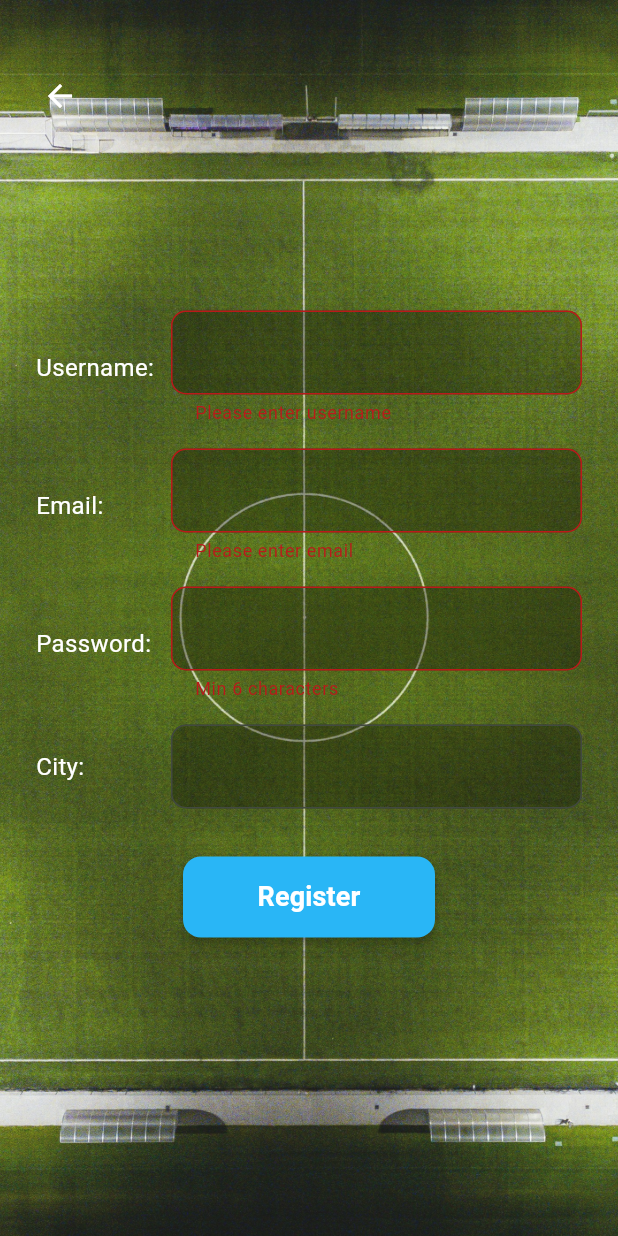
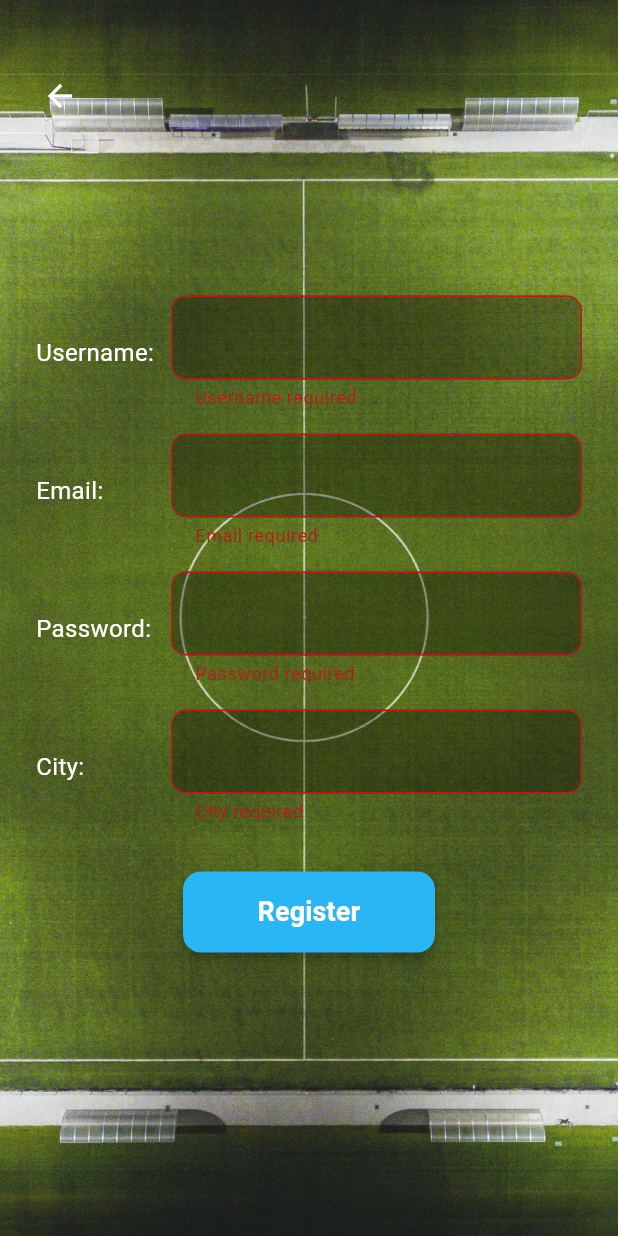
Before and after one commit to 24luca24/Find-The-Pitch, a Flutter app: the RegisterScreen screen opened directly, after a tap on "Register", on a phone screen of 412 x 824 dp. Run offline on Flutter 3.47's test engine with Material 3 defaults, Android fonts, the phone set to English and light mode, and no system bars; our stand-ins replace logger, shared_preferences; accounts and stored records are empty.

Commit message:
add autocomplete field for registration form

```diff
--- a/frontend/lib/design/login_design.dart
+++ b/frontend/lib/design/login_design.dart
@@ -64,7 +64,7 @@ class LoginDesign extends StatelessWidget {
                         "Password", passwordController,
                         obscure: true,
                         validator: (val) {
-                          if (val == null || val.length < 6) return "Min 6 characters";
+                          if (val == null || val.length < 8) return "Min 8 characters";
                           return null;
                         }),
                     const SizedBox(height: 24),
--- a/frontend/lib/design/registration_design.dart
+++ b/frontend/lib/design/registration_design.dart
@@ -9,8 +9,14 @@ class RegistrationDesign extends StatelessWidget {
   final TextEditingController emailController;
   final TextEditingController passwordController;
   final TextEditingController cityController;
-  final GlobalKey<FormState> formKey;
   final bool isLoading;
+
+  final String? Function(String?) usernameValidator;
+  final String? Function(String?) emailValidator;
+  final String? Function(String?) passwordValidator;
+  final String? Function(String?) cityValidator;
+
+  final Widget? customCityField;
 
   const RegistrationDesign({
     super.key,
@@ -20,8 +26,12 @@ class RegistrationDesign extends StatelessWidget {
     required this.emailController,
     required this.passwordController,
     required this.cityController,
-    required this.formKey,
     required this.isLoading,
+    required this.usernameValidator,
+    required this.passwordValidator,
+    required this.cityValidator,
+    required this.emailValidator,
+    required this.customCityField,
   });
 
   @override
@@ -49,44 +59,30 @@ class RegistrationDesign extends StatelessWidget {
           ),
         ),
 
-        // Form content
+        // Form content (no longer wraps Form here)
         Center(
           child: SingleChildScrollView(
             padding: const EdgeInsets.symmetric(horizontal: 24),
-            child: Form(
-              key: formKey,
             child: ConstrainedBox(
               constraints: const BoxConstraints(maxWidth: 400),
               child: Column(
                 mainAxisSize: MainAxisSize.min,
                 children: [
-                    _buildLabeledField("Username", usernameController, validator: (val) {
-                      if (val == null || val.isEmpty) return "Please enter username";
-                      return null;
-                    }),
-                    _buildLabeledField("Email", emailController, validator: (val) {
-                      if (val == null || val.isEmpty) return "Please enter email";
-                      return null;
-                    }),
-                    _buildLabeledField("Password", passwordController,
-                        obscure: true,
-                        validator: (val) {
-                          if (val == null || val.length < 6) return "Min 6 characters";
-                          return null;
-                        }),
-                    _buildLabeledField("City", cityController),
+                  _buildLabeledField("Username", usernameController, validator: usernameValidator),
+                  _buildLabeledField("Email", emailController, validator: emailValidator),
+                  _buildLabeledField("Password", passwordController, obscure: true, validator: passwordValidator),
+                  customCityField ?? _buildLabeledField("City", cityController, validator: cityValidator),
                   const SizedBox(height: 24),
                   isLoading
                       ? const CircularProgressIndicator()
                       : SizedBox(
-                      width: 200, // Narrower button
+                    width: 200,
                     child: PrimaryButton(
                       text: "Register",
                       onPressed: onRegisterPressed,
                     ),
                   ),
                 ],
-                ),
               ),
             ),
           ),
@@ -118,6 +114,7 @@ class RegistrationDesign extends StatelessWidget {
               controller: controller,
               obscureText: obscure,
               validator: validator,
+              autovalidateMode: AutovalidateMode.onUserInteraction,
               style: const TextStyle(color: Colors.white),
               decoration: InputDecoration(
                 filled: true,
--- a/frontend/lib/screens/login_screen.dart
+++ b/frontend/lib/screens/login_screen.dart
@@ -36,7 +36,7 @@ class _LoginScreenState extends State<LoginScreen> {
         );
       } else {
         ScaffoldMessenger.of(context).showSnackBar(
-          const SnackBar(content: Text("Registration failed.")),
+          const SnackBar(content: Text("Login failed.")),
         );
       }
     }
--- a/frontend/lib/screens/register_screen.dart
+++ b/frontend/lib/screens/register_screen.dart
@@ -1,7 +1,9 @@
 import 'package:flutter/material.dart';
 import 'package:frontend/services/auth_service.dart';
+import 'package:http/http.dart' as http;
 import '../design/registration_design.dart';
 import 'login_screen.dart';
+import 'dart:async';
 
 class RegisterScreen extends StatefulWidget {
   const RegisterScreen({super.key});
@@ -17,13 +19,30 @@ class _RegisterScreenState extends State<RegisterScreen> {
   final _emailController = TextEditingController();
   final _passwordController = TextEditingController();
   final _cityController = TextEditingController();
+  late final TextEditingController _autocompleteCityController;
+
 
   bool isLoading = false;
+  bool usernameAvailable = true;
+
+  Timer? _debounce;
+
+  // Regex-based validators
+  bool isValidPassword(String password) {
+    final regex = RegExp(r'^(?=.*[A-Z])(?=.*[^A-Za-z\d])[A-Za-z\d\S]{8,}$');
+    return regex.hasMatch(password);
+  }
+
+  bool isValidEmail(String email) {
+    final regex = RegExp(r'^[\w\.-]+@[\w\.-]+\.\w+$');
+    return regex.hasMatch(email);
+  }
 
   void _register() async {
     if (_formKey.currentState!.validate()) {
       setState(() => isLoading = true);
 
+      try {
         bool success = await AuthService.register(
           username: _usernameController.text,
           email: _emailController.text,
@@ -31,33 +50,167 @@ class _RegisterScreenState extends State<RegisterScreen> {
           city: _cityController.text,
         );
 
-      setState(() => isLoading = false);
-
         if (success) {
           Navigator.pushReplacement(
             context,
             MaterialPageRoute(builder: (_) => const LoginScreen()),
           );
-      } else {
+        }
+      } catch (e) {
         ScaffoldMessenger.of(context).showSnackBar(
-          const SnackBar(content: Text("Registration failed.")),
+          SnackBar(content: Text(e.toString())),
+        );
+      } finally {
+        setState(() => isLoading = false);
+      }
+    }
+  }
+
+  String? _validateUsername(String? value) {
+    if (value == null || value.isEmpty) return 'Username required';
+    if (!usernameAvailable) return 'Username already taken';
+    return null;
+  }
+
+  String? _validateEmail(String? value) {
+    if (value == null || value.isEmpty) return 'Email required';
+    return isValidEmail(value) ? null : 'Invalid email format';
+  }
+
+  String? _validatePassword(String? value) {
+    if (value == null || value.isEmpty) return 'Password required';
+    return isValidPassword(value)
+        ? null
+        : 'Min 8 chars, 1 uppercase, 1 special char';
+  }
+
+  String? _validateCity(String? value) {
+    if (value == null || value.isEmpty) return 'City required';
+    return null;
+  }
+
+  @override
+  void initState() {
+    super.initState();
+    _autocompleteCityController = TextEditingController(text: _cityController.text);
+    _autocompleteCityController.addListener((){
+      _cityController.text = _autocompleteCityController.text;
+    });
+
+    _usernameController.addListener(() {
+      // Trigger immediate validation for the username field (to clear old errors while waiting)
+      _formKey.currentState?.validate();
+
+      if (_debounce?.isActive ?? false) _debounce!.cancel();
+      _debounce = Timer(const Duration(milliseconds: 500), () {
+        _checkUsernameAsync();
+      });
+    });
+  }
+
+  Future<void> _checkUsernameAsync() async {
+    final name = _usernameController.text;
+    if (name.isNotEmpty) {
+      final available = await AuthService.checkUsernameAvailable(name);
+      if (mounted) {
+        setState(() => usernameAvailable = available);
+
+        //Trigger form validation to show errors
+        _formKey.currentState?.validate();
+      }
+    }
+  }
+
+  Widget _buildAutocompleteCityField() {
+    return Padding(
+      padding: const EdgeInsets.symmetric(vertical: 8),
+      child: Row(
+        crossAxisAlignment: CrossAxisAlignment.center,
+        children: [
+          const SizedBox(
+            width: 90,
+            child: Text(
+              "City:",
+              style: TextStyle(color: Colors.white, fontSize: 16),
+            ),
+          ),
+          Expanded(
+            child: Autocomplete<String>(
+              optionsBuilder: (TextEditingValue textEditingValue) async {
+                if (textEditingValue.text.isEmpty) {
+                  return const Iterable<String>.empty();
+                }
+                return await AuthService.fetchCitySuggestions(textEditingValue.text);
+              },
+              onSelected: (String selection) {
+                _cityController.text = selection;
+              },
+              fieldViewBuilder: (context, textEditingController, focusNode, onFieldSubmitted) {
+                // One-way sync: _cityController updates from user edits
+                if (textEditingController.text != _cityController.text) {
+                  textEditingController.text = _cityController.text;
+                  textEditingController.selection = TextSelection.fromPosition(
+                    TextPosition(offset: textEditingController.text.length),
                   );
                 }
+
+                textEditingController.addListener(() {
+                  if (_cityController.text != textEditingController.text) {
+                    _cityController.text = textEditingController.text;
                   }
+                });
+
+                return TextFormField(
+                  controller: textEditingController,
+                  focusNode: focusNode,
+                  validator: _validateCity,
+                  style: const TextStyle(color: Colors.white),
+                  decoration: InputDecoration(
+                    filled: true,
+                    fillColor: Colors.black.withOpacity(0.3),
+                    border: OutlineInputBorder(
+                      borderRadius: BorderRadius.circular(10),
+                    ),
+                  ),
+                );
+              },
+            ),
+          ),
+        ],
+      ),
+    );
+  }
+
+  @override
+  void dispose() {
+    _autocompleteCityController.dispose();
+    _debounce?.cancel();
+    _usernameController.dispose();
+    _emailController.dispose();
+    _passwordController.dispose();
+    _cityController.dispose();
+    super.dispose();
   }
 
   @override
   Widget build(BuildContext context) {
     return Scaffold(
-      body: RegistrationDesign(
+      body: Form(
+        key: _formKey,
+        child: RegistrationDesign(
           onLoginPressed: () => Navigator.pop(context),
           onRegisterPressed: _register,
           usernameController: _usernameController,
           emailController: _emailController,
           passwordController: _passwordController,
           cityController: _cityController,
-        formKey: _formKey,
           isLoading: isLoading,
+          usernameValidator: _validateUsername,
+          emailValidator: _validateEmail,
+          passwordValidator: _validatePassword,
+          cityValidator: _validateCity,
+          customCityField: _buildAutocompleteCityField(),
+        ),
       ),
     );
   }
```
Also changed, not shown: frontend/lib/services/auth_service.dart (+32 -0 lines), 3 other files. Lines whose indentation alone changed are shown as unchanged.
